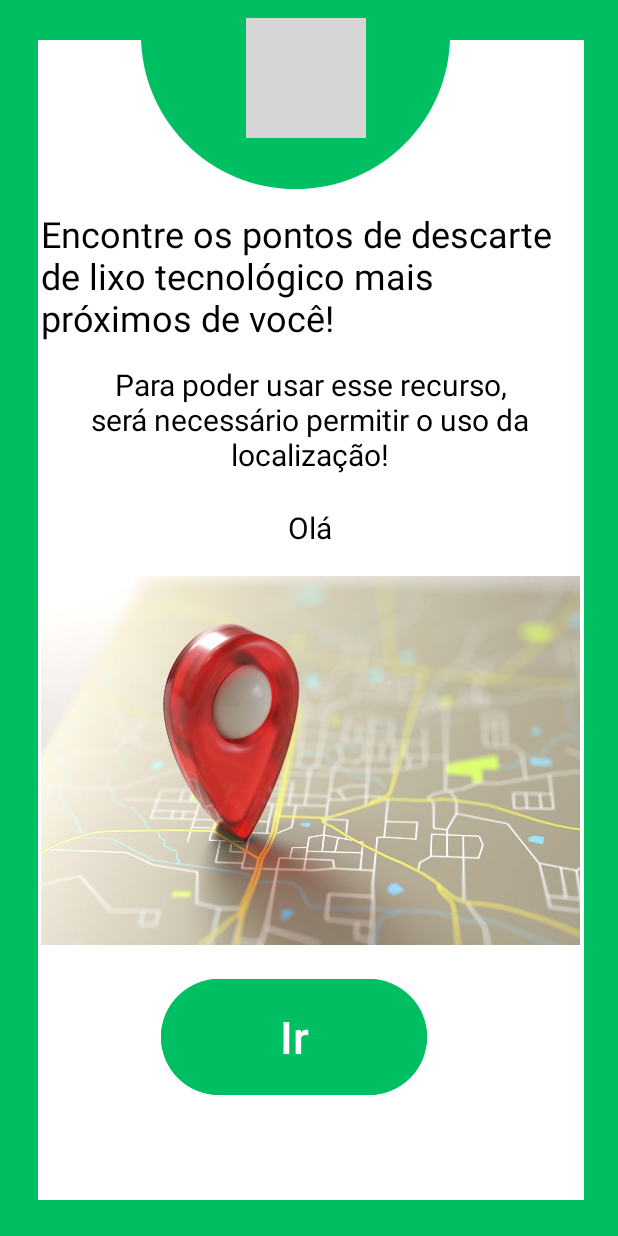
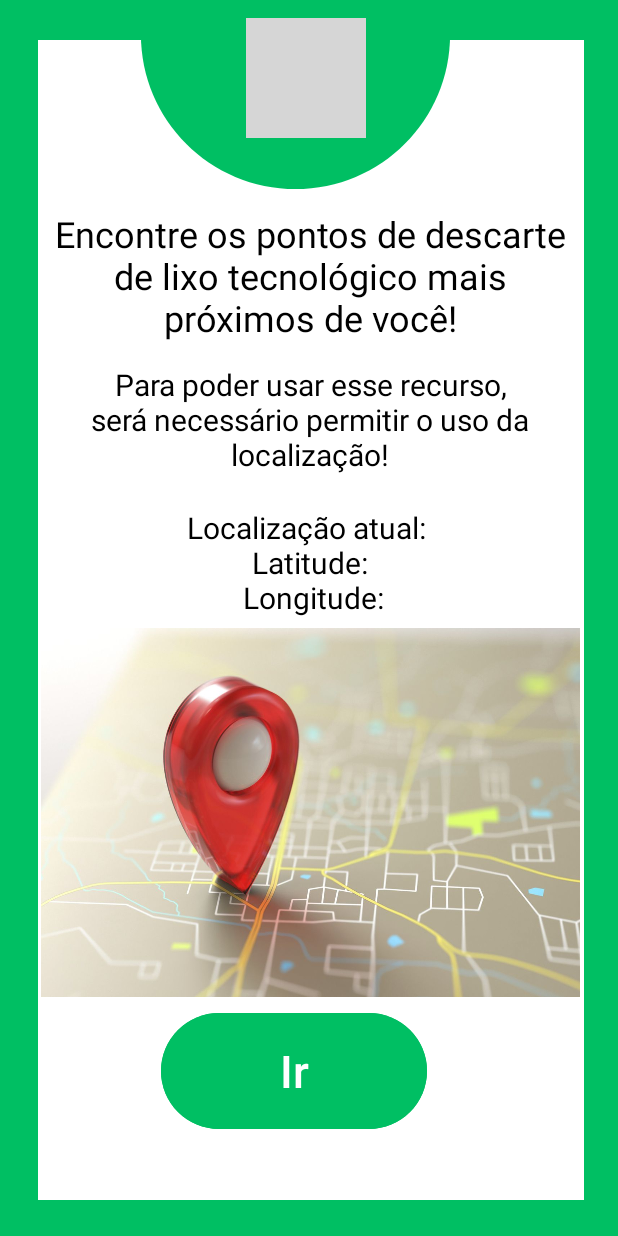
Before and after one commit to MilitaoMatheus/TechTrash_2.0, an Android app: the PontoReciclagemActivity screen opened directly, with no data from a screen before it, on a phone screen of 412 x 824 dp. Run offline under Robolectric (Android 15) with nearby library versions, the phone set to English and light mode, and no system bars; Roboto replaces fonts that are not available here; grey boxes are pictures that could not be loaded.

Commit message:
Ultimos ajustes da tela de Pontos de Reciclagem

```diff
--- a/app/src/main/res/layout/activity_ponto_reciclagem.xml
+++ b/app/src/main/res/layout/activity_ponto_reciclagem.xml
@@ -74,8 +74,10 @@
             android:layout_width="match_parent"
             android:layout_height="103dp"
             android:text="@string/ponto_mensagem"
+            android:textAlignment="center"
             android:textColor="@color/black"
-            android:textSize="24sp" />
+            android:textSize="24sp"
+            tools:ignore="TextSizeCheck" />
 
         <TextView
             android:id="@+id/txtPontoMensagem2"
@@ -84,13 +86,14 @@
             android:text="@string/mensagem_aviso"
             android:textAlignment="center"
             android:textColor="@color/black"
-            android:textSize="20sp" />
+            android:textSize="20sp"
+            tools:ignore="TextSizeCheck" />
 
         <TextView
             android:id="@+id/txtLocation"
             android:layout_width="match_parent"
             android:layout_height="wrap_content"
-            android:text="Olá"
+            android:text="@string/location"
             android:textAlignment="center"
             android:textColor="@color/black"
             android:textSize="20sp" />
@@ -98,8 +101,10 @@
         <ImageView
             android:id="@+id/imageView2"
             android:layout_width="match_parent"
-            android:layout_height="283dp"
-            app:srcCompat="@drawable/mapa" />
+            android:layout_height="259dp"
+            android:contentDescription="@string/content_description"
+            app:srcCompat="@drawable/mapa"
+            tools:ignore="ImageContrastCheck" />
 
         <Button
             android:id="@+id/btnloc"
@@ -110,7 +115,8 @@
             android:text="@string/app_ir7"
             android:textColor="@color/white"
             android:textSize="30sp"
-            android:translationX="80dp" />
+            android:translationX="80dp"
+            tools:ignore="UsingOnClickInXml,TextContrastCheck" />
 
     </LinearLayout>
 
--- a/app/src/main/res/values/strings.xml
+++ b/app/src/main/res/values/strings.xml
@@ -86,4 +86,6 @@
     <string name="Colaborador2"> Matheus Gama Russi</string>
 
     <string name="content_description"></string>
+
+    <string name="location">Localização atual: \n Latitude: \n Longitude: </string>
 </resources>
```
